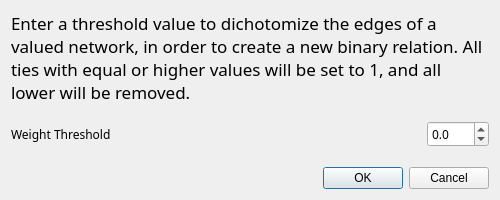
socnetv/app, file src/forms/dialogedgedichotomization.ui: the form before one commit.
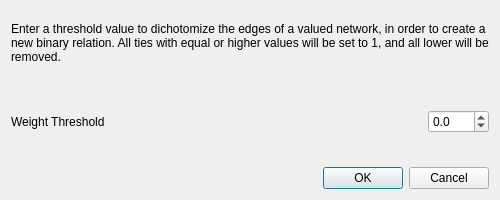
The form after the commit.

Commit message: fixed (reset) font family and font-sizes in all dialogs (once again...)

What changed in the file:
```diff
--- a/src/forms/dialogedgedichotomization.ui
+++ b/src/forms/dialogedgedichotomization.ui
@@ -28,12 +28,6 @@
        <height>65</height>
       </size>
      </property>
-     <property name="font">
-      <font>
-       <family>Sans Serif</family>
-       <pointsize>13</pointsize>
-      </font>
-     </property>
      <property name="text">
       <string>&lt;html&gt;&lt;head/&gt;&lt;body&gt;&lt;p&gt;Enter a threshold value to dichotomize the edges of a valued network, in order to create a new binary relation.  All ties with equal or higher values will be set to 1, and all lower will be removed. &lt;/p&gt;&lt;/body&gt;&lt;/html&gt;</string>
      </property>
@@ -61,11 +55,6 @@
      </property>
      <item>
       <widget class="QLabel" name="label">
-       <property name="font">
-        <font>
-         <family>Sans Serif</family>
-        </font>
-       </property>
        <property name="text">
         <string>Weight Threshold</string>
        </property>
@@ -98,11 +87,6 @@
          <height>100</height>
         </size>
        </property>
-       <property name="font">
-        <font>
-         <family>Sans Serif</family>
-        </font>
-       </property>
        <property name="decimals">
         <number>1</number>
        </property>
```
The commit also changes 14 other files.
